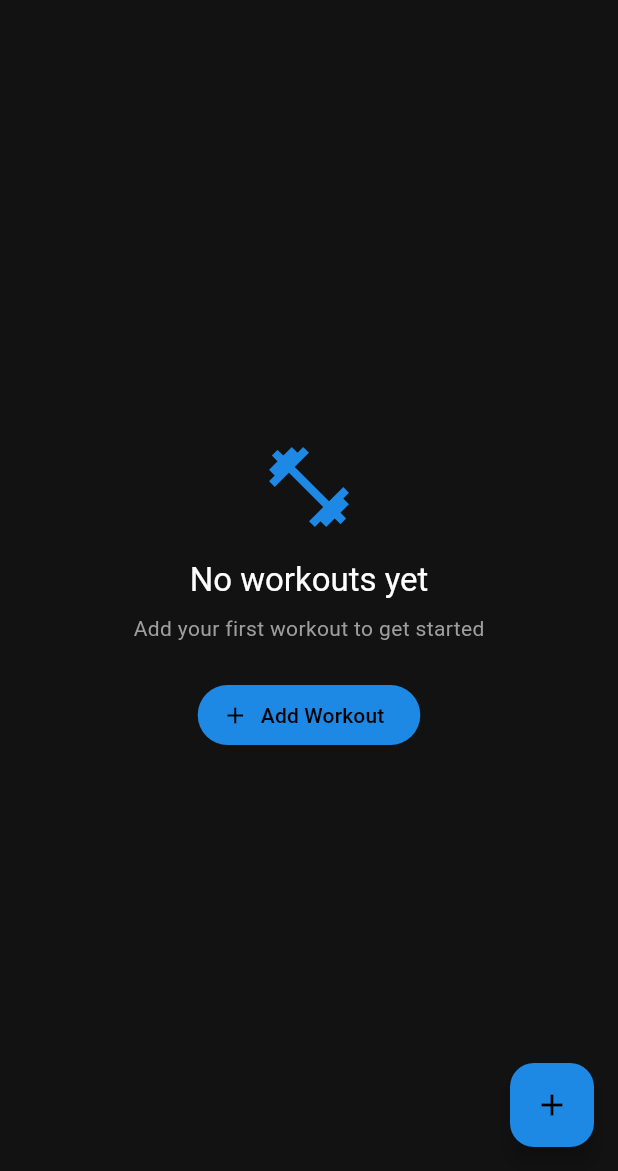
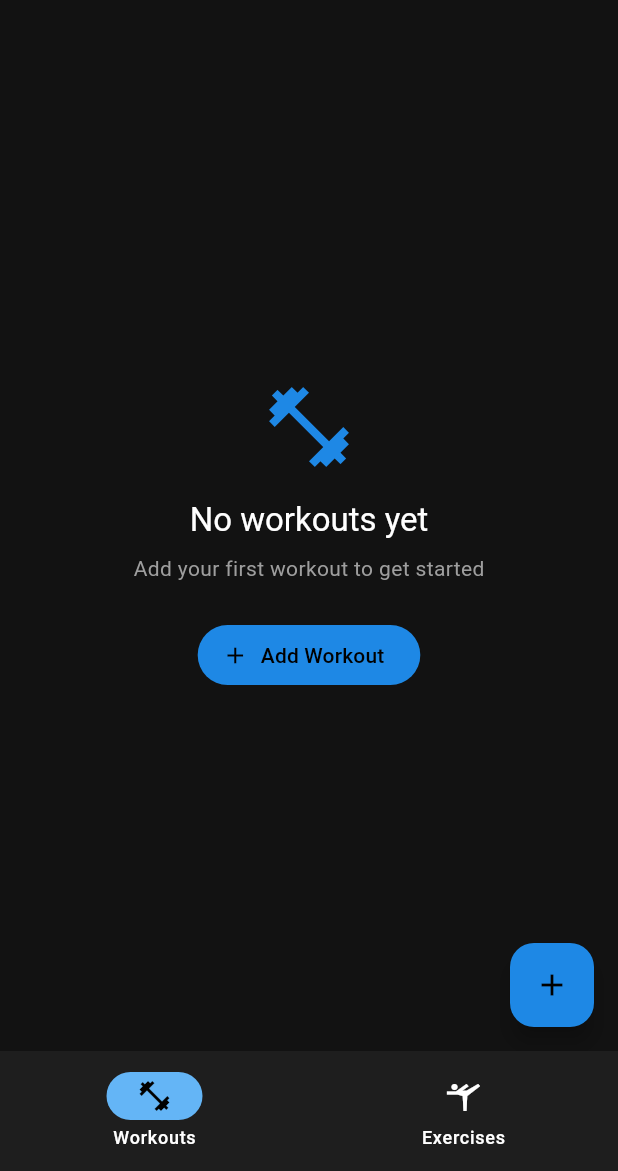
Before and after one commit to ajaparicio36/get_gains, a Flutter app: the screen it shows after launch, on a phone screen of 412 x 824 dp, the part 65-1236 px from its top. Run offline on Flutter 3.47's test engine with Material 3 defaults, Android fonts, the phone set to English and light mode, and no system bars; our stand-ins replace sqflite; accounts and stored records are empty.

Commit message:
feat: add home page with exercise or workout screen

```diff
--- /dev/null
+++ b/lib/features/main/main_screen.dart
@@ -0,0 +1,44 @@
+import 'package:flutter/material.dart';
+import 'package:get_gains/features/workout/workout_screen.dart';
+import 'package:get_gains/features/exercise/exercise_screen.dart';
+
+class MainScreen extends StatefulWidget {
+  const MainScreen({Key? key}) : super(key: key);
+
+  @override
+  State<MainScreen> createState() => _MainScreenState();
+}
+
+class _MainScreenState extends State<MainScreen> {
+  int _selectedIndex = 0;
+
+  final List<Widget> _screens = const [
+    WorkoutScreen(),
+    ExerciseScreen(),
+  ];
+
+  @override
+  Widget build(BuildContext context) {
+    return Scaffold(
+      body: _screens[_selectedIndex],
+      bottomNavigationBar: NavigationBar(
+        selectedIndex: _selectedIndex,
+        onDestinationSelected: (int index) {
+          setState(() {
+            _selectedIndex = index;
+          });
+        },
+        destinations: const [
+          NavigationDestination(
+            icon: Icon(Icons.fitness_center),
+            label: 'Workouts',
+          ),
+          NavigationDestination(
+            icon: Icon(Icons.sports_gymnastics),
+            label: 'Exercises',
+          ),
+        ],
+      ),
+    );
+  }
+}
--- /dev/null
+++ b/lib/features/workout/workout_screen.dart
@@ -0,0 +1,116 @@
+import 'package:flutter/material.dart';
+import 'package:intl/intl.dart';
+import 'package:get_gains/core/models/workout.dart';
+import 'package:get_gains/core/repositories/workout_repository.dart';
+
+class WorkoutScreen extends StatelessWidget {
+  const WorkoutScreen({Key? key}) : super(key: key);
+
+  @override
+  Widget build(BuildContext context) {
+    return Scaffold(
+      appBar: AppBar(
+        title: const Text(
+          'Get Gains',
+          style: TextStyle(
+            fontSize: 24,
+            fontWeight: FontWeight.bold,
+          ),
+        ),
+        centerTitle: true,
+      ),
+      body: FutureBuilder<List<Workout>>(
+        future: WorkoutRepository().getAllWorkouts(),
+        builder: (context, snapshot) {
+          if (snapshot.connectionState == ConnectionState.waiting) {
+            return const Center(child: CircularProgressIndicator());
+          }
+
+          if (snapshot.hasError) {
+            return Center(
+              child: Text(
+                'Error loading workouts: ${snapshot.error}',
+                style: TextStyle(
+                  color: Theme.of(context).colorScheme.error,
+                ),
+              ),
+            );
+          }
+
+          final workouts = snapshot.data ?? [];
+
+          if (workouts.isEmpty) {
+            return Center(
+              child: Column(
+                mainAxisAlignment: MainAxisAlignment.center,
+                children: [
+                  Icon(
+                    Icons.fitness_center,
+                    size: 64,
+                    color: Theme.of(context).colorScheme.primary,
+                  ),
+                  const SizedBox(height: 16),
+                  Text(
+                    'No workouts yet',
+                    style: Theme.of(context).textTheme.titleLarge,
+                  ),
+                  const SizedBox(height: 8),
+                  const Text(
+                    'Add your first workout to get started',
+                    style: TextStyle(color: Colors.grey),
+                  ),
+                  const SizedBox(height: 24),
+                  FilledButton.icon(
+                    onPressed: () {
+                      // TODO: Navigate to add workout page
+                    },
+                    icon: const Icon(Icons.add),
+                    label: const Text('Add Workout'),
+                  ),
+                ],
+              ),
+            );
+          }
+
+          return ListView.builder(
+            padding: const EdgeInsets.all(16),
+            itemCount: workouts.length,
+            itemBuilder: (context, index) {
+              final workout = workouts[index];
+              return Card(
+                margin: const EdgeInsets.only(bottom: 12),
+                child: ListTile(
+                  title: Text(
+                    workout.name,
+                    style: const TextStyle(
+                      fontWeight: FontWeight.bold,
+                    ),
+                  ),
+                  subtitle: workout.lastPerformed != null
+                      ? Text(
+                          'Last performed: ${DateFormat('MMM d, y').format(workout.lastPerformed!)}',
+                          style: const TextStyle(color: Colors.grey),
+                        )
+                      : const Text(
+                          'Never performed',
+                          style: TextStyle(color: Colors.grey),
+                        ),
+                  trailing: const Icon(Icons.chevron_right),
+                  onTap: () {
+                    // TODO: Navigate to workout details page
+                  },
+                ),
+              );
+            },
+          );
+        },
+      ),
+      floatingActionButton: FloatingActionButton(
+        onPressed: () {
+          // TODO: Navigate to add workout page
+        },
+        child: const Icon(Icons.add),
+      ),
+    );
+  }
+}
--- a/lib/main.dart
+++ b/lib/main.dart
@@ -1,6 +1,6 @@
 import 'package:flutter/material.dart';
 import 'package:get_gains/theme/app_theme.dart';
-import 'package:get_gains/features/home/home_page.dart';
+import 'package:get_gains/features/main/main_screen.dart';
 
 void main() {
   runApp(const MyApp());
@@ -14,7 +14,7 @@ class MyApp extends StatelessWidget {
     return MaterialApp(
       title: 'Get Gains',
       theme: AppTheme.darkTheme,
-      home: const HomePage(),
+      home: const MainScreen(),
     );
   }
 }
```
Also changed, not shown: lib/features/exercise/exercise_screen.dart (added, +133 -0 lines).
